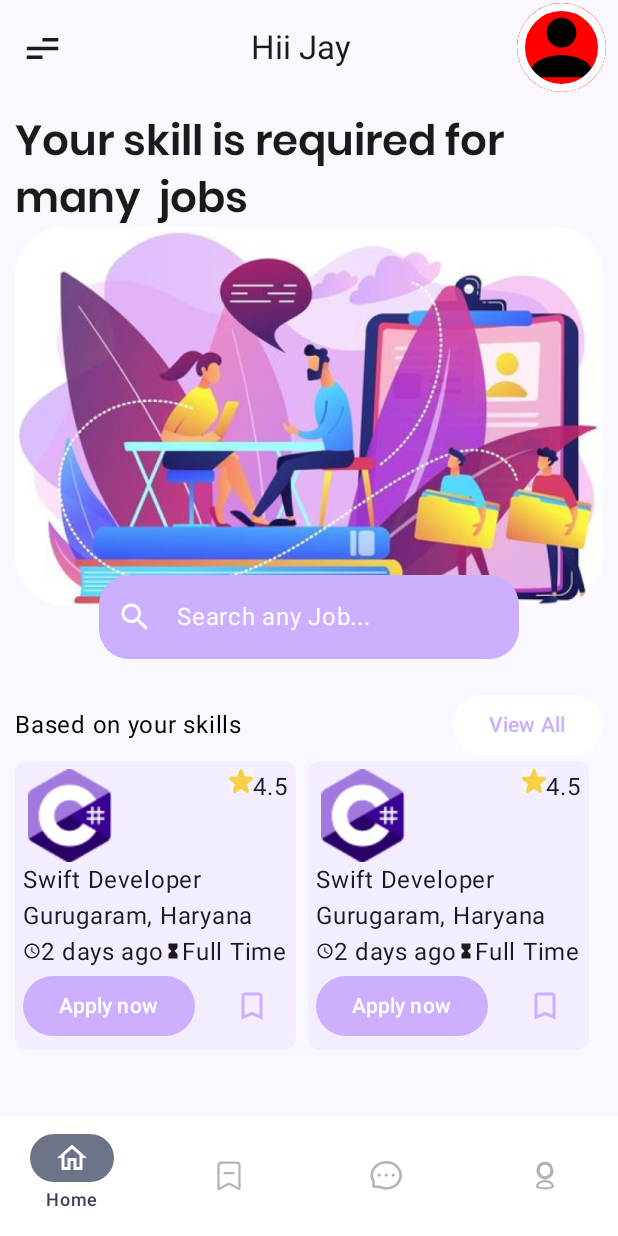
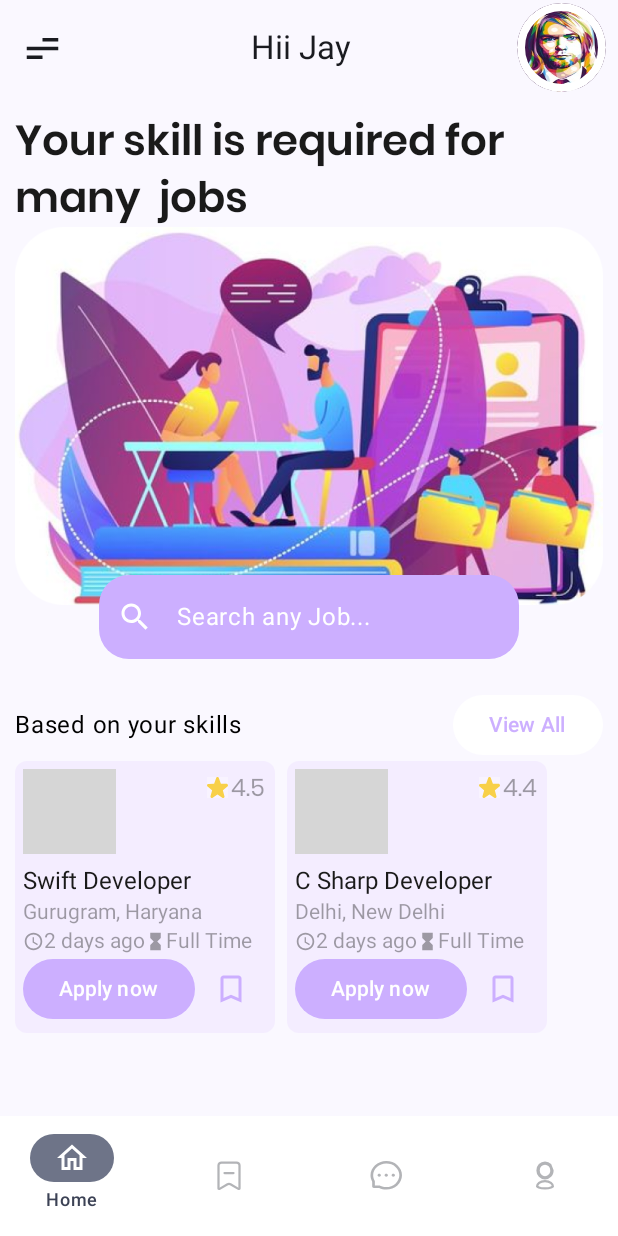
Before and after one commit to donmarsh/compose-challenge-weekly, an Android app built with Jetpack Compose: the screen it shows after launch (MainActivity), on a phone screen of 412 x 824 dp. Run offline under Robolectric (Android 15) with nearby library versions, the phone set to English and light mode, and no system bars; our stand-ins replace Room's generated code; pictures from the network do not load; grey boxes are pictures that could not be loaded.

Commit message:
Update job list item to use dynamic job details.

```diff
--- a/app/src/main/AndroidManifest.xml
+++ b/app/src/main/AndroidManifest.xml
@@ -1,7 +1,8 @@
 <?xml version="1.0" encoding="utf-8"?>
 <manifest xmlns:android="http://schemas.android.com/apk/res/android"
     xmlns:tools="http://schemas.android.com/tools">
-
+    <uses-permission android:name="android.permission.INTERNET" />
+    <uses-permission android:name="android.permission.ACCESS_NETWORK_STATE" />
     <application
         android:allowBackup="true"
         android:dataExtractionRules="@xml/data_extraction_rules"
--- a/app/src/main/java/org/marshsoft/jobsearch/entities/Job.kt
+++ b/app/src/main/java/org/marshsoft/jobsearch/entities/Job.kt
@@ -12,5 +12,6 @@ class Job (
         val jobPostDate: String,
         val location: String,
         val companyDetails: String,
+        val rating: String,
         val imageUrl:String
 )
--- a/app/src/main/java/org/marshsoft/jobsearch/ui/theme/Color.kt
+++ b/app/src/main/java/org/marshsoft/jobsearch/ui/theme/Color.kt
@@ -11,3 +11,5 @@ val PurpleGrey40 = Color(0xFF625b71)
 val Pink40 = Color(0xFF7D5260)
 val MainPurple = Color(0xFFCCAFFF)
 val CardPurple = Color(0x26CCAFFF)
+val GreyText = Color(0x661A1A1A)
+val BlackText = Color(0xFF1A1A1A)
--- a/app/src/main/java/org/marshsoft/jobsearch/views/HomePage.kt
+++ b/app/src/main/java/org/marshsoft/jobsearch/views/HomePage.kt
@@ -17,6 +17,7 @@ import androidx.compose.foundation.layout.height
 import androidx.compose.foundation.layout.offset
 import androidx.compose.foundation.layout.padding
 import androidx.compose.foundation.layout.width
+import androidx.compose.foundation.layout.wrapContentHeight
 import androidx.compose.foundation.lazy.LazyRow
 import androidx.compose.foundation.lazy.items
 import androidx.compose.foundation.rememberScrollState
@@ -26,6 +27,7 @@ import androidx.compose.foundation.text.InlineTextContent
 import androidx.compose.foundation.text.appendInlineContent
 import androidx.compose.foundation.verticalScroll
 import androidx.compose.material.icons.Icons
+import androidx.compose.material.icons.filled.Bookmark
 import androidx.compose.material.icons.filled.HourglassFull
 import androidx.compose.material.icons.filled.Search
 import androidx.compose.material.icons.outlined.BookmarkBorder
@@ -36,6 +38,7 @@ import androidx.compose.material3.ExperimentalMaterial3Api
 import androidx.compose.material3.Icon
 import androidx.compose.material3.IconButton
 import androidx.compose.material3.IconButtonDefaults
+import androidx.compose.material3.IconToggleButton
 import androidx.compose.material3.NavigationBar
 import androidx.compose.material3.NavigationBarItem
 import androidx.compose.material3.Scaffold
@@ -51,6 +54,7 @@ import androidx.compose.runtime.setValue
 import androidx.compose.ui.Alignment
 import androidx.compose.ui.Modifier
 import androidx.compose.ui.draw.clip
+import androidx.compose.ui.draw.shadow
 import androidx.compose.ui.graphics.Color
 import androidx.compose.ui.graphics.vector.ImageVector
 import androidx.compose.ui.layout.ContentScale
@@ -69,57 +73,78 @@ import androidx.compose.ui.unit.sp
 import androidx.navigation.NavHostController
 import androidx.navigation.compose.currentBackStackEntryAsState
 import androidx.navigation.compose.rememberNavController
+import coil.compose.AsyncImage
+import coil.request.ImageRequest
 import org.marshsoft.jobsearch.NavHostContainer
 import org.marshsoft.jobsearch.R
 import org.marshsoft.jobsearch.entities.Job
+import org.marshsoft.jobsearch.ui.theme.BlackText
 import org.marshsoft.jobsearch.ui.theme.CardPurple
+import org.marshsoft.jobsearch.ui.theme.GreyText
 import org.marshsoft.jobsearch.ui.theme.MainPurple
 
 @Composable
 fun JobCardItem(job: Job){
+    var favorite by remember {
+        mutableStateOf(false) // initially checked
+    }
     Box(modifier = Modifier
         .clip(RoundedCornerShape(8.dp))
         .background(CardPurple)
+        .width(IntrinsicSize.Max)
         .padding(5.dp))
     {
         Column(modifier = Modifier.width(IntrinsicSize.Max))
         {
             Row(modifier = Modifier
-                .fillMaxWidth(),
+                .fillMaxWidth(), horizontalArrangement = Arrangement.SpaceBetween
             ) {
-                Image(
-                    painter = painterResource(id = R.drawable.csharpicon),
-                    contentDescription = "Job Icon",
+                AsyncImage(
+                    model = ImageRequest.Builder(LocalContext.current)
+                        .data(job.imageUrl)
+                        .build(),
                     modifier = Modifier
+                        .height(62.dp)
                         .width(62.dp)
-                        .height(62.dp)
-                        .clip(RoundedCornerShape(2.dp))
+                        .padding(bottom = 5.dp)
+                        .clip(RoundedCornerShape(2.dp)),
+                    contentScale = ContentScale.Crop,
+                    contentDescription = "Job Icon Image",
                 )
-                Spacer(modifier = Modifier.weight(1f))
+                Row(verticalAlignment = Alignment.CenterVertically){
                     Image(
                         painter = painterResource(id = R.drawable.vectorstar),
                         contentDescription = "star",
                         modifier = Modifier
                             .width(16.dp)
-                            .height(16.dp))
-                    Text("4.5")
+                            .height(16.dp).padding(end = 2.dp))
+                    Text(job.rating, modifier = Modifier
+                                    .height(24.dp).
+                                    width(24.dp).
+                        wrapContentHeight(align = Alignment.CenterVertically),
+                        style = TextStyle(fontSize = 16.sp,
+                            fontFamily = FontFamily(Font(R.font.poppins)),
+                            fontWeight = FontWeight(500),
+                            color = GreyText))
+                }
+
 
             }
-            Text("Swift Developer")
-            Text("Gurugaram, Haryana")
+            Text(job.jobTitle, style = TextStyle(color = BlackText, fontSize = 16.sp), modifier = Modifier.padding(top = 3.dp))
+            Text(job.location, style = TextStyle(color = GreyText), modifier = Modifier.padding(top = 3.dp))
             Row(modifier = Modifier.fillMaxWidth()) {
-                TextWithIcon(imageVector = Icons.Outlined.Schedule, text = "2 days ago")
-                TextWithIcon(imageVector = Icons.Filled.HourglassFull , text = "Full Time")
+                TextWithIcon(imageVector = Icons.Outlined.Schedule, text = job.jobPostDate, color = GreyText)
+                TextWithIcon(imageVector = Icons.Filled.HourglassFull , text = job.jobType, color = GreyText)
             }
             Row(modifier = Modifier.fillMaxWidth(), horizontalArrangement = Arrangement.SpaceBetween){
                 Button(onClick = { /*TODO*/ }, colors = ButtonDefaults.buttonColors(containerColor = MainPurple, contentColor = Color.White)) {
                     Text("Apply now")
                 }
-                IconButton(onClick = { /*TODO*/ },
-                    colors = IconButtonDefaults.iconButtonColors(containerColor = Color.Transparent, contentColor = Color.White))
+                IconToggleButton(checked = favorite, onCheckedChange = {_favorite->favorite = _favorite})
+
                 {
-                    Icon(imageVector = Icons.Outlined.BookmarkBorder,
-                        contentDescription = "burger icon",
+                    Icon(imageVector = if(favorite)Icons.Filled.Bookmark else Icons.Outlined.BookmarkBorder,
+                        contentDescription = "Bookmark icon",
                         tint = MainPurple)
 
                 }
@@ -134,7 +159,7 @@ fun JobCardItem(job: Job){
 
 }
 @Composable
-fun TextWithIcon(imageVector:ImageVector, text:String)
+fun TextWithIcon(imageVector:ImageVector, text:String, color: Color)
 {
     val dividerId = "inlineDividerId"
     val textString = buildAnnotatedString {
@@ -146,16 +171,16 @@ fun TextWithIcon(imageVector:ImageVector, text:String)
             dividerId,
             InlineTextContent(
                 Placeholder(
-                    width = 12.sp,
-                    height = 12.sp,
-                    placeholderVerticalAlign = PlaceholderVerticalAlign.AboveBaseline
+                    width = 14.sp,
+                    height = 14.sp,
+                    placeholderVerticalAlign = PlaceholderVerticalAlign.Center
                 )
             ){
-                Icon(imageVector = imageVector,"")
+                Icon(imageVector = imageVector,"", tint = color)
             }
         )
     )
-    Text(text = textString, inlineContent = inlineIconText)
+    Text(text = textString, inlineContent = inlineIconText, style = TextStyle(color = color), modifier = Modifier.padding(top = 3.dp))
 
 }
 @Composable
@@ -177,14 +202,16 @@ fun TopBar(){
         title = {
             Row(verticalAlignment = Alignment.CenterVertically, horizontalArrangement = Arrangement.SpaceBetween) {
                 Text("Hii Jay", modifier = Modifier.weight(1f), textAlign = TextAlign.Center)
-                Image(painter = painterResource(id = R.drawable.baseline_person_24),
+                Image(painter = painterResource(id = R.drawable.kurt_resize),
+                    contentScale = ContentScale.FillBounds,
                     contentDescription = "person",
                     modifier = Modifier
                         .width(59.dp)
                         .height(59.dp)
                         .clip(CircleShape)
-                        .background(color = Color.Red)
+                        .background(color = Color.Transparent)
                         .border(5.dp, Color.White, CircleShape)
+                        .shadow(2.dp, CircleShape)
 
                         )
 
@@ -300,12 +327,12 @@ fun HomeScreen(){
             location = "Gurugram, Haryana",
             jobTitle = "Swift Developer",
             companyDetails = "Company Details", jobType = "Full Time", description = "description",
-            jobPostDate = "25-07-2023", imageUrl = "https://res.cloudinary.com/ds8ursyfi/image/upload/v1690368712/jobs/swift.png")
+            jobPostDate = "2 days ago", rating = "4.5", imageUrl = "https://res.cloudinary.com/ds8ursyfi/image/upload/v1690368712/jobs/swift.png")
         val secondJob = Job(id = 2,
-            location = "Gurugram, Haryana",
-            jobTitle = "Swift Developer",
+            location = "Delhi, New Delhi",
+            jobTitle = "C Sharp Developer",
             companyDetails = "Company Details", jobType = "Full Time", description = "description",
-            jobPostDate = "25-07-2023", imageUrl = "https://res.cloudinary.com/ds8ursyfi/image/upload/v1690368732/jobs/Group_1286csharpicon.png ")
+            jobPostDate = "2 days ago", rating = "4.4", imageUrl = "https://res.cloudinary.com/ds8ursyfi/image/upload/v1690368732/jobs/Group_1286csharpicon.png")
         JobCardList(arrayListOf(firstJob, secondJob))
 
     }
```
Also changed, not shown: app/src/main/res/drawable/kurt.jpg (added), app/src/main/res/drawable/kurt_resize.jpg (added).
